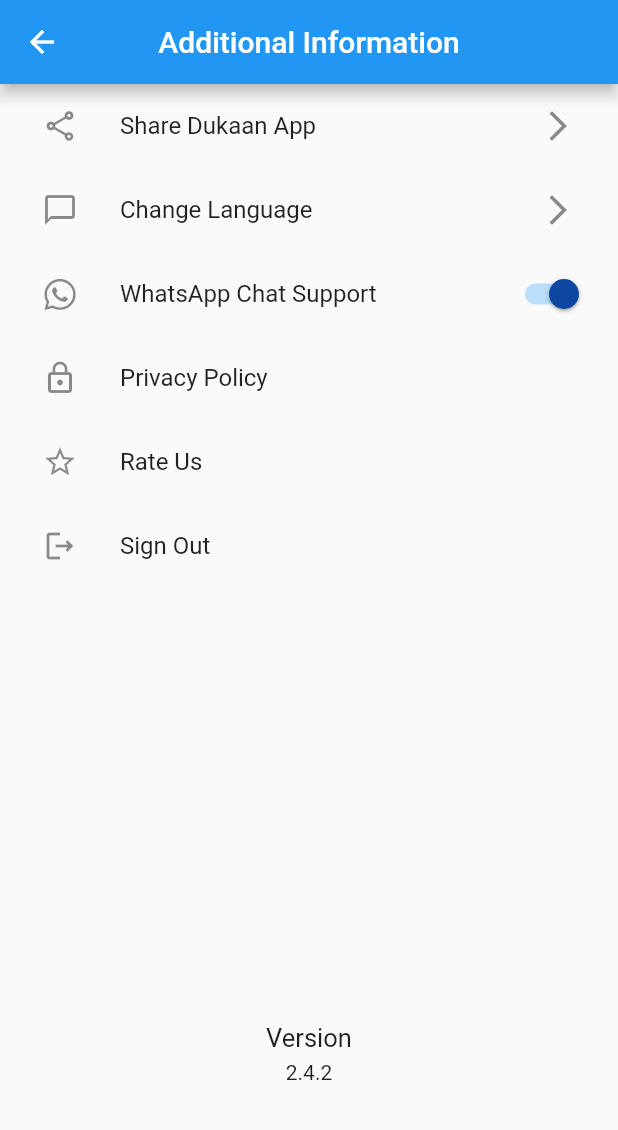
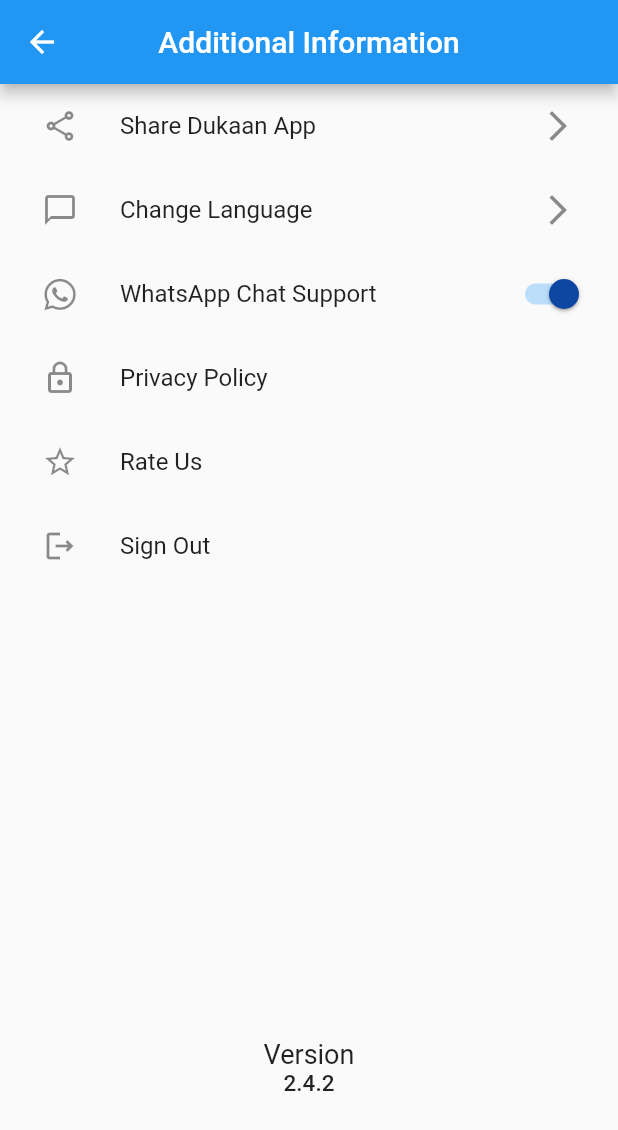
Before and after one commit to karthik324/simple-UI-1, a Flutter app: the screen it shows after launch, on a phone screen of 412 x 824 dp. Shown: the top 1130 px of the screen. Run offline on Flutter 3.47's test engine with Material 2 defaults, Android fonts, the phone set to English and light mode, and no system bars; our stand-ins replace font_awesome_flutter.

Commit message:
UI fixed

```diff
--- a/lib/main.dart
+++ b/lib/main.dart
@@ -83,22 +83,26 @@ class MyApp extends StatelessWidget {
               ),
             ),
             SizedBox(
-                height: 290,
+              height: 300,
             ),
             Center(
-                child: Text(
+              child: Column(
+                mainAxisAlignment: MainAxisAlignment.end,
+                children: [
+                  Text(
                     'Version',
-                  style: TextStyle(fontSize: 17),
+                    style: TextStyle(fontSize: 18),
+                  ),
+                  Text(
+                    '2.4.2',
+                    style: TextStyle(fontSize: 15, fontWeight: FontWeight.w500),
+                  )
+                ],
+              ),
+            )
+          ],
         ),
       ),
-              SizedBox(
-                height: 5,
-              ),
-              Center(
-                child: Text('2.4.2'),
-              )
-            ],
-          )),
     );
   }
 }
```
Lines whose indentation alone changed are shown as unchanged.
